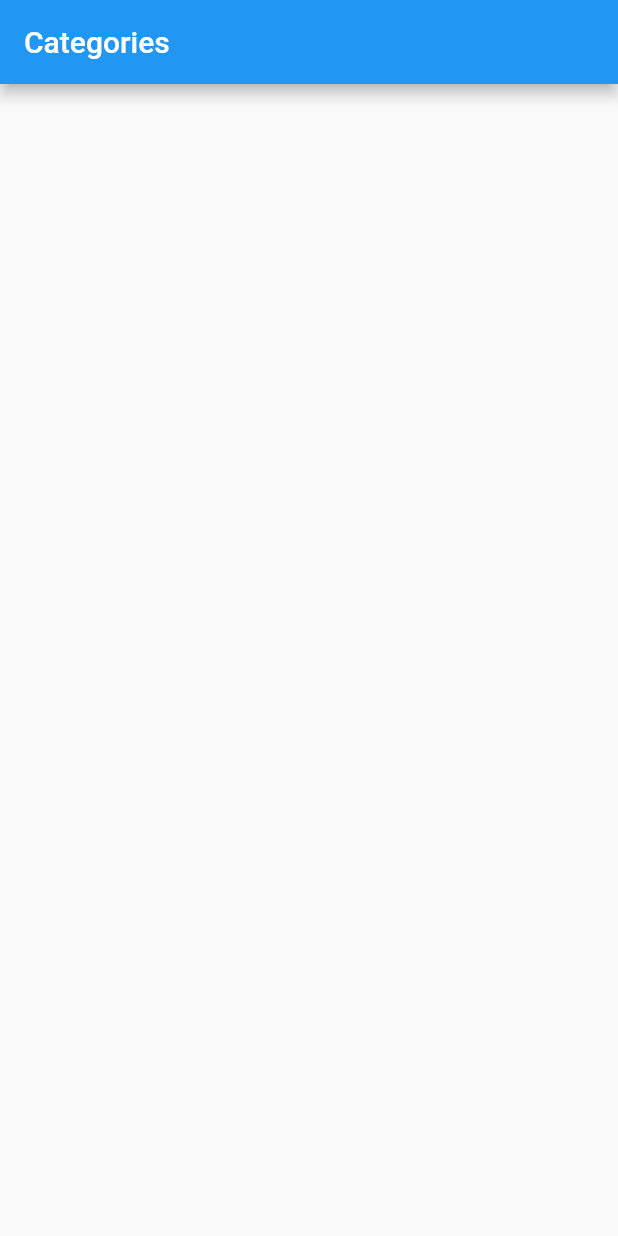
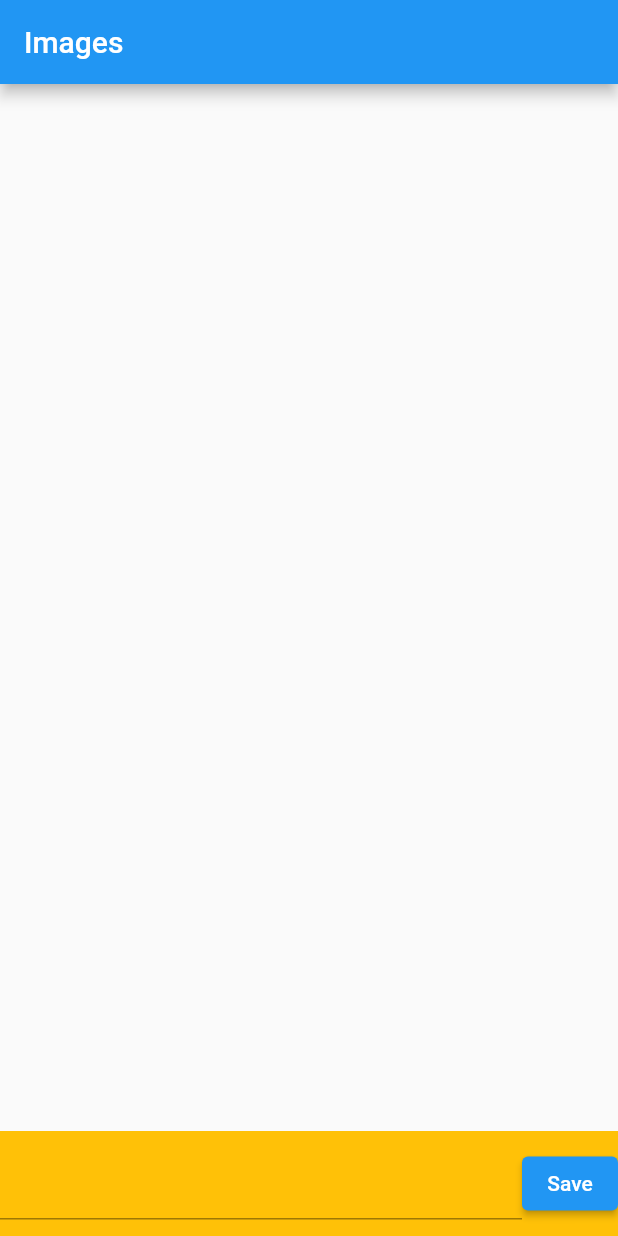
Before and after one commit to PaulRublev/persistent_data, a Flutter app: the screen it shows after launch, on a phone screen of 412 x 824 dp. Run offline on Flutter 3.47's test engine with Material 2 defaults, Android fonts, the phone set to English and light mode, and no system bars.

Commit message:
Add bottom panel

```diff
--- a/lib/src/widgets/categories_view.dart
+++ b/lib/src/widgets/categories_view.dart
@@ -8,6 +8,8 @@ class CategoriesView extends StatefulWidget {
 }
 
 class _CategoriesViewState extends State<CategoriesView> {
+  final _editingController = TextEditingController(text: '');
+
   @override
   void initState() {
     super.initState();
@@ -17,9 +19,14 @@ class _CategoriesViewState extends State<CategoriesView> {
   Widget build(BuildContext context) {
     return Scaffold(
       appBar: AppBar(
-        title: const Text('Categories'),
+        title: const Text('Images'),
       ),
-      body: ListView.builder(
+      body: Column(
+        crossAxisAlignment: CrossAxisAlignment.stretch,
+        mainAxisAlignment: MainAxisAlignment.spaceBetween,
+        children: [
+          Expanded(
+            child: ListView.builder(
               itemCount: [].length,
               itemBuilder: (context, index) {
                 return SizedBox(
@@ -28,6 +35,28 @@ class _CategoriesViewState extends State<CategoriesView> {
                 );
               },
             ),
+          ),
+          Container(
+            color: Colors.amber,
+            height: 70,
+            child: Row(
+              mainAxisAlignment: MainAxisAlignment.spaceEvenly,
+              // crossAxisAlignment: CrossAxisAlignment.stretch,
+              children: [
+                Expanded(
+                  child: TextField(
+                    controller: _editingController,
+                  ),
+                ),
+                ElevatedButton(
+                  onPressed: () {},
+                  child: const Text('Save'),
+                ),
+              ],
+            ),
+          ),
+        ],
+      ),
     );
   }
 }
--- a/pubspec.yaml
+++ b/pubspec.yaml
@@ -36,6 +36,7 @@ dependencies:
   # The following adds the Cupertino Icons font to your application.
   # Use with the CupertinoIcons class for iOS style icons.
   cupertino_icons: ^1.0.2
+  path_provider: ^2.0.11
 
 dev_dependencies:
   flutter_test:
```
Also changed, not shown: pubspec.lock. Lines whose indentation alone changed are shown as unchanged.
